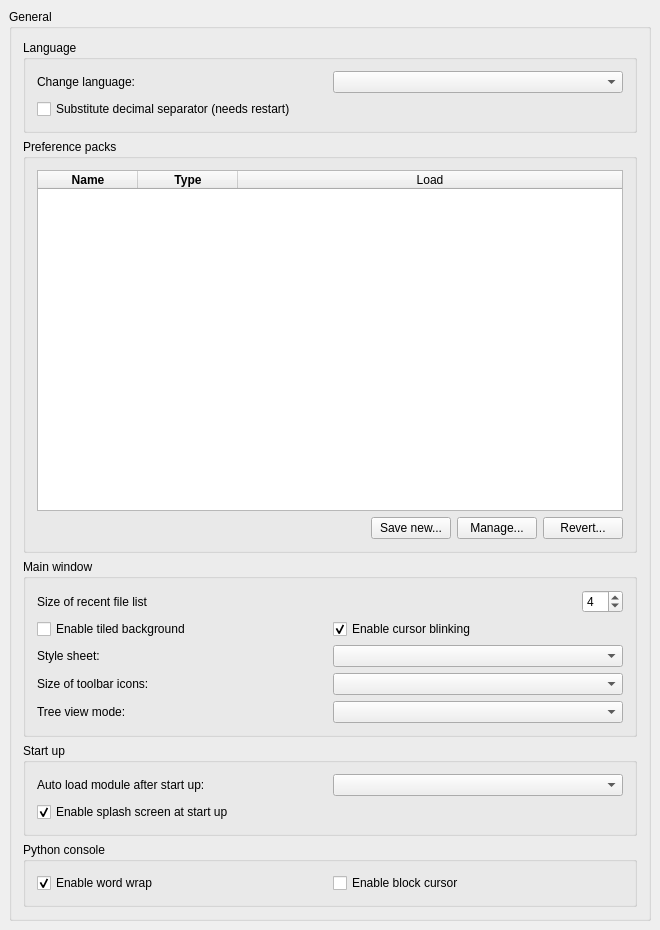
Above: src/Gui/DlgGeneral.ui from southseact-3d/fcd before the change. Below: the same form after it.
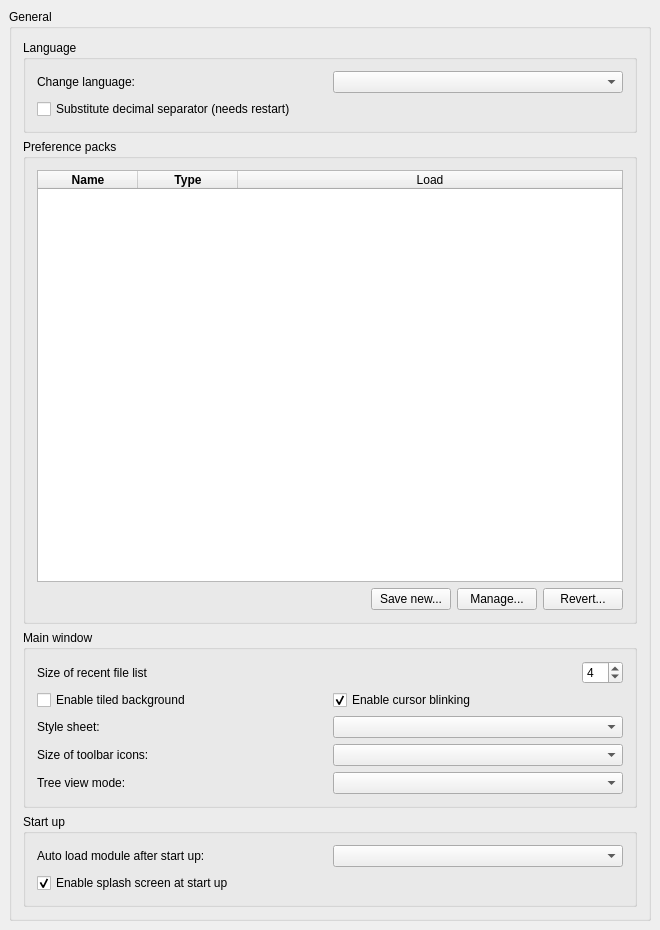
That is the form after the change. Custom widgets are drawn as their Qt base class.

Commit message: Gui: move Python console specific settings to its own tab because General is quite overloaded

Patch:
```diff
--- a/src/Gui/DlgGeneral.ui
+++ b/src/Gui/DlgGeneral.ui
@@ -567,69 +567,6 @@
         </layout>
        </widget>
       </item>
-      <item>
-       <widget class="QGroupBox" name="GroupBox11">
-        <property name="title">
-         <string>Python console</string>
-        </property>
-        <layout class="QGridLayout" name="_4">
-         <property name="leftMargin">
-          <number>11</number>
-         </property>
-         <property name="topMargin">
-          <number>11</number>
-         </property>
-         <property name="rightMargin">
-          <number>11</number>
-         </property>
-         <property name="bottomMargin">
-          <number>11</number>
-         </property>
-         <property name="spacing">
-          <number>6</number>
-         </property>
-         <item row="0" column="0">
-          <widget class="Gui::PrefCheckBox" name="PythonWordWrap">
-           <property name="toolTip">
-            <string>Words will be wrapped when they exceed available
-horizontal space in Python console</string>
-           </property>
-           <property name="text">
-            <string>Enable word wrap</string>
-           </property>
-           <property name="checked">
-            <bool>true</bool>
-           </property>
-           <property name="prefEntry" stdset="0">
-            <cstring>PythonWordWrap</cstring>
-           </property>
-           <property name="prefPath" stdset="0">
-            <cstring>General</cstring>
-           </property>
-          </widget>
-         </item>
-         <item row="0" column="1">
-          <widget class="Gui::PrefCheckBox" name="PythonBlockCursor">
-           <property name="toolTip">
-            <string>The cursor shape will be a block</string>
-           </property>
-           <property name="text">
-            <string>Enable block cursor</string>
-           </property>
-           <property name="checked">
-            <bool>false</bool>
-           </property>
-           <property name="prefEntry" stdset="0">
-            <cstring>PythonBlockCursor</cstring>
-           </property>
-           <property name="prefPath" stdset="0">
-            <cstring>General</cstring>
-           </property>
-          </widget>
-         </item>
-        </layout>
-       </widget>
-      </item>
      </layout>
     </widget>
    </item>
```
Left out of the diff: 2 changed lines with no effect on the pictures. The commit also changes 6 other files.
